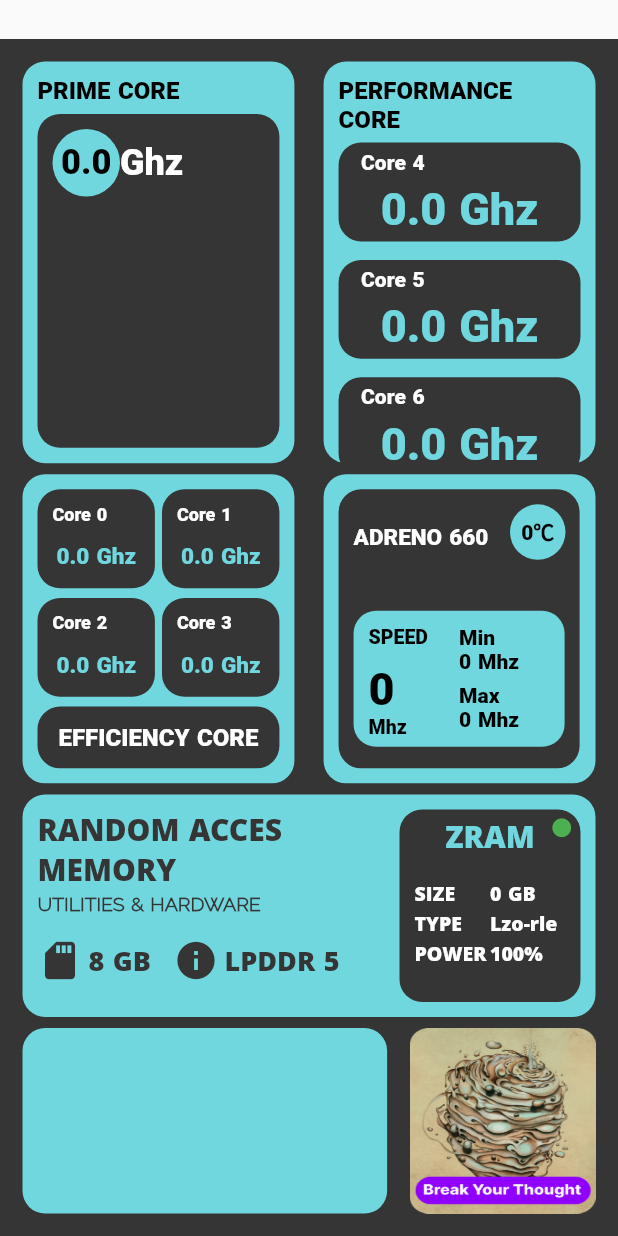
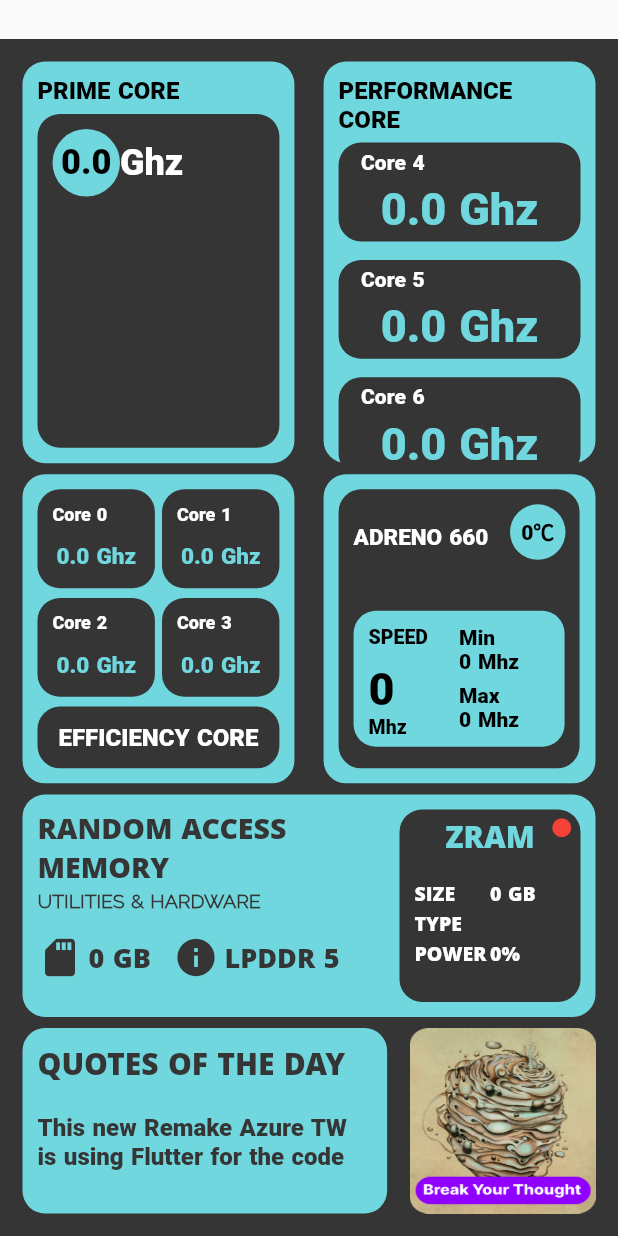
Before and after one commit to yoshuaconstantin/azure_reborn_flutter_redesign, a Flutter app: the CpuInformationPage screen opened directly, on a phone screen of 412 x 824 dp. Run offline on Flutter 3.47's test engine with Material 2 defaults, Android fonts, the phone set to English and light mode, and no system bars; our stand-ins replace bloc, flutter_bloc, flutter_neumorphic, get, lottie, material_design_icons_flutter and 2 more; missing offline and left inert: flutter_rounded_progress_bar, root; accounts and stored records are empty.

Commit message:
Preparing Tuning Page 1
- Infomation UI (2/3)
- Start new Tuning UI (1/3)

```diff
--- a/lib/additional/constant.dart
+++ b/lib/additional/constant.dart
@@ -37,6 +37,9 @@ class Constant {
   final String swapTotal = "cat /proc/meminfo | grep SwapTotal | awk '{print \$2}'";
   final String swapUsed = "cat /proc/meminfo | grep SwapFree | awk '{print \$2}'";
 
+  final String swappiness = "cat /proc/sys/vm/swappiness";
+  final String swaptype = "cat /sys/block/zram0/comp_algorithm";
+
 
   final String thermalZoneGPU ="cat /sys/class/thermal/thermal_zone32/temp | awk '{print \$1/1000}'";
 
@@ -49,5 +52,54 @@ enum SharedPreferenceKey {
   TimeElapsed,
   FeatureModeRank,
   FeatureThermalRank,
-  FeatureDozeRank
+  FeatureDozeRank,
+  DailyTimer,
+  ChillTimesUsed,
+  SmartTimesUsed,
+  FastTimesUsed,
+
 }
+
+class QuotesRandom{
+
+List<String> Quotes =
+[
+  "Don't use FAST AF if you want to have better battery backup, use Chill instead",
+  "For daily basis use SMART to get both stable performance and battery backup",
+  "Disable Zram help you get better battery backup",
+  "Turning down Swappiness get you a little bit of more battery backup",
+  "Chill mode is designed for best battery backup, not for hard gaming",
+  "Doze mode help you to get better Off Screen Battery Drain",
+  "Raise your activeness to get LEGENDS rank on each FEATURES!",
+  "This new Remake Azure TW is using Flutter for the code",
+  "Don't get lazy, do some work guys.."
+
+];
+
+///QuotesLenght for number of Quotes
+int quotesLenght() {
+  int quotesLenght1 = Quotes.length;
+  return quotesLenght1;
+}
+
+///Use next random int go get random String of Quotes. ex - quotes(1); will return String of quotes
+String quotes(int number) {
+  List Q = Quotes;
+
+  return Q[number];
+}}
+
+///List of ProfilesConstant
+class ProfilesConstant{
+
+  final String version = "1.0";
+  final String revision = "26/7/22";
+  final String status = "STABLE";
+  final String creator = "r0thBaby";
+
+  final String chillTopText = "Chill like Ice";
+  final String smartTopText = "Do you like being smart?";
+  final String fastTopText = "You know fast? FAAAASSTT!";
+
+
+}
--- a/lib/main.dart
+++ b/lib/main.dart
@@ -1,6 +1,7 @@
 import 'package:azure_reborn/screen/cpu_information_screen/bloc/cpu_information_bloc.dart';
 import 'package:azure_reborn/screen/home_body/home_body.dart';
 import 'package:azure_reborn/screen/home_body/home_body_bloc.dart';
+import 'package:azure_reborn/screen/profile_tuning_screen/bloc/profile_tuning_bloc.dart';
 import 'package:azure_reborn/screen/splash_screen/splash_screen.dart';
 import 'package:azure_reborn/screen/splash_screen/splash_screen_bloc.dart';
 import 'package:flutter/material.dart';
@@ -40,6 +41,8 @@ class MyApp extends StatelessWidget {
         BlocProvider(create: (_) => SplashScreenBloc(),),
         BlocProvider(create: (_) => HomeBodyBloc(),),
         BlocProvider(create: (_) => CpuInformationBloc(),),
+        BlocProvider(create: (_) => ProfileTuningBloc(),),
+
 
       ],
       child: GetMaterialApp(
--- a/lib/screen/cpu_information_screen/bloc/cpu_information_bloc.dart
+++ b/lib/screen/cpu_information_screen/bloc/cpu_information_bloc.dart
@@ -45,6 +45,23 @@ class CpuInformationBloc extends Bloc<CpuInformationEvent, CpuInformationState>
 
       String GPUThermal = await RequestRoot().returnStringRootFucntion(Constant().thermalZoneGPU);
 
+      String swappiness = await RequestRoot().returnStringRootFucntion(Constant().swappiness);
+      String swapType = await RequestRoot().returnStringRootFucntion(Constant().swaptype);
+
+      String trimmedSwapType = "";
+
+      if(swapType.contains("[zstd]")){
+        trimmedSwapType = "Lstd";
+      }else if(swapType.contains("[lz4]")){
+        trimmedSwapType = "Lz4" ;
+      }else if(swapType.contains("[lzo-rle]")){
+        trimmedSwapType = "Lzo-rle" ;
+      }else if(swapType.contains("[lzo]")){
+        trimmedSwapType = "Lzo";
+      }else{
+        trimmedSwapType = "UNKNOWN";
+      }
+
 
       double swapUsed = double.parse(swapAvail) / double.parse(swapTotal);
 
@@ -65,7 +82,10 @@ class CpuInformationBloc extends Bloc<CpuInformationEvent, CpuInformationState>
           memUsed: memUsed,
           swapTotal: double.parse(swapTotal),
           swapUsed: swapUsed,
-          GpuThermal: double.parse(GPUThermal)
+          GpuThermal: double.parse(GPUThermal),
+          swappiness: int.parse(swappiness),
+          swapType: trimmedSwapType,
+          memTotal: double.parse(MemTotal),
       ));
 
 
--- a/lib/screen/cpu_information_screen/bloc/cpu_information_state.dart
+++ b/lib/screen/cpu_information_screen/bloc/cpu_information_state.dart
@@ -29,8 +29,11 @@ class onGetClockDataSucces extends CpuInformationState {
   double swapUsed;
   double swapTotal;
   double GpuThermal;
+  String swapType;
+  int swappiness;
 
   double memUsed ;
+  double memTotal;
 
   onGetClockDataSucces(
       {required this.core0,
@@ -46,8 +49,13 @@ class onGetClockDataSucces extends CpuInformationState {
       required this.gpuMin,
       required this.gpuFreq,
       required this.memUsed,
+      required this.memTotal,
       required this.swapTotal,
       required this.swapUsed,
       required this.GpuThermal,
+      required this.swappiness,
+      required this.swapType,
+
+
       });
 }
--- a/lib/screen/cpu_information_screen/cpu_information_page.dart
+++ b/lib/screen/cpu_information_screen/cpu_information_page.dart
@@ -1,4 +1,5 @@
 import 'dart:async';
+import 'dart:math';
 
 import 'package:azure_reborn/widget/text_with_font.dart';
 import 'package:flutter/cupertino.dart';
@@ -9,6 +10,7 @@ import 'package:flutter_neumorphic/flutter_neumorphic.dart';
 import 'package:syncfusion_flutter_charts/charts.dart';
 
 import '../../additional/app_color.dart';
+import '../../additional/constant.dart';
 import '../../additional/dimension.dart';
 import '../../model/home_body_model/chart_home_model.dart';
 import 'bloc/cpu_information_bloc.dart';
@@ -23,7 +25,9 @@ class CpuInformationPage extends StatefulWidget {
 class _CpuInformationPageState extends State<CpuInformationPage> {
   List<ChartDataModel> chartData = [];
 
-  int nextInt = 1;
+  String swapType = "" ;
+
+  int nextInt = 1, swappiness = 0, totalRam = 0;
 
   double core0 = 0, core1 = 0, core2 = 0, core3 = 0,core4 = 0 , core5 = 0, core6 = 0, core7 = 0;
 
@@ -32,6 +36,8 @@ class _CpuInformationPageState extends State<CpuInformationPage> {
   double GPUThermal = 0, GPUMax = 0, GPUMin = 0, GPUFreq = 0;
 
   double memUsed = 0;
+
+  bool swapStatus = false;
 
   late Timer timer;
 
@@ -54,6 +60,8 @@ class _CpuInformationPageState extends State<CpuInformationPage> {
               core7 = state.core7;
               nextInt = state.nextInt;
 
+              swapType = state.swapType;
+              swappiness = state.swappiness;
               swapTotal = (state.swapTotal * 0.000001);
               swapUsed = state.swapUsed ;
 
@@ -63,6 +71,20 @@ class _CpuInformationPageState extends State<CpuInformationPage> {
               GPUMax   = state.gpuMax;
               GPUMin  = state.gpuMin;
               GPUFreq  = state.gpuFreq;
+
+              String memT = state.memTotal.toStringAsFixed(0);
+
+              if(swapTotal > 1){
+                swapStatus = true;
+              }else{
+                swapStatus = false;
+              }
+
+              if(int.parse(memT)/1000000 > 6 && int.parse(memT)/1000000 < 9){
+                totalRam = 8;
+              }else if(int.parse(memT)/1000000 > 9){
+                totalRam = 12;
+              }
             });
             if(chartData.length > 10){
               chartData.removeAt(0);
@@ -470,7 +492,7 @@ class _CpuInformationPageState extends State<CpuInformationPage> {
             child: Column(
               crossAxisAlignment: CrossAxisAlignment.start,
               children: [
-                textWithFont(text: "RANDOM ACCES MEMORY", color: AppColor.littleLightBlack, fontSize: 20, fontWeight: FontWeight.w900, fontFamily: 'openSansExtraBold',),
+                textWithFont(text: "RANDOM ACCESS MEMORY", color: AppColor.littleLightBlack, fontSize: 19, fontWeight: FontWeight.w900, fontFamily: 'openSansExtraBold',),
                 SizedBox(height: Dimension.CustomSize(2),),
                 textWithFont(text: "UTILITIES & HARDWARE", color: AppColor.littleLightBlack, fontSize: 13, fontWeight: FontWeight.w900, fontFamily: 'ralewayLight',),
                 SizedBox(height: Dimension.CustomSize(15),),
@@ -478,7 +500,7 @@ class _CpuInformationPageState extends State<CpuInformationPage> {
                   children: [
                     Icon(Icons.sd_storage, color: AppColor.littleLightBlack, size: 30,),
                     SizedBox(width: Dimension.CustomSize(4),),
-                    textWithFont(text: "8 GB", color: AppColor.littleLightBlack, fontSize: 18, fontWeight: FontWeight.w900, fontFamily: 'openSansExtraBold',),
+                    textWithFont(text: totalRam.toString()+" GB", color: AppColor.littleLightBlack, fontSize: 18, fontWeight: FontWeight.w900, fontFamily: 'openSansExtraBold',),
                     SizedBox(width: Dimension.CustomSize(15),),
                     Icon(Icons.info, color: AppColor.littleLightBlack, size: 30,),
                     SizedBox(width: Dimension.CustomSize(4),),
@@ -543,7 +565,7 @@ class _CpuInformationPageState extends State<CpuInformationPage> {
                             ),
                             Expanded(
                                 child:
-                                textWithFont(text: "Lzo-rle", color: Colors.white, fontSize: 13, fontWeight: FontWeight.w900, fontFamily: 'openSansExtraBold',)
+                                textWithFont(text: swapType, color: Colors.white, fontSize: 13, fontWeight: FontWeight.w900, fontFamily: 'openSansExtraBold',)
                             )
                           ],
                         ),
@@ -558,7 +580,7 @@ class _CpuInformationPageState extends State<CpuInformationPage> {
                             ),
                             Expanded(
                                 child:
-                                textWithFont(text: "100%", color: Colors.white, fontSize: 13, fontWeight: FontWeight.w900, fontFamily: 'openSansExtraBold',)
+                                textWithFont(text: swappiness.toString()+"%", color: Colors.white, fontSize: 13, fontWeight: FontWeight.w900, fontFamily: 'openSansExtraBold',)
                             )
                           ],
                         ),
@@ -571,8 +593,8 @@ class _CpuInformationPageState extends State<CpuInformationPage> {
                                 style: ProgressStyle(
                                     disableDepth: true,
                                     borderRadius: BorderRadius.circular(25),
-                                    accent: AppColor.littleDarkSeaBlue,
-                                    variant: AppColor.littleDarkSeaBlue
+                                    accent: Color(0xFF7986F7),
+                                    variant: Color(0xFF7986F7)
                                 ),
                                 percent: swapUsed,
                               ),
@@ -586,7 +608,8 @@ class _CpuInformationPageState extends State<CpuInformationPage> {
                   Positioned(
                       right: 5,
                       top: 5,
-                      child: Icon(Icons.circle, size: 15, color: Colors.green,)
+                      child: swapStatus ? Icon(Icons.circle, size: 15, color: Colors.green,)
+                          : Icon(Icons.circle, size: 15, color: Colors.red,)
                   )
                 ],
               )),
@@ -598,6 +621,16 @@ class _CpuInformationPageState extends State<CpuInformationPage> {
 
   //Widget ETC
   Widget additional(){
+    Random objectname = Random();
+    int number = objectname.nextInt(QuotesRandom().quotesLenght());
+
+    // await prefs.setString(SharedPreferenceKey.ProcessorKey.name, "SD888");
+    // int day = DateTime.now().day;
+
+    int day = DateTime.now().day;
+
+
+    print(day);
     return Row(
       mainAxisAlignment: MainAxisAlignment.spaceBetween,
       children: [
@@ -606,6 +639,14 @@ class _CpuInformationPageState extends State<CpuInformationPage> {
           height: Dimension.screenHeight * 0.15,
           decoration: BoxDecoration(borderRadius: BorderRadius.circular(15), color: AppColor.littleDarkSeaBlue),
           padding: EdgeInsets.symmetric(vertical: Dimension.CustomSize(10), horizontal: Dimension.CustomSize(10)),
+          child: Column(
+            crossAxisAlignment: CrossAxisAlignment.start,
+            children: [
+              textWithFont(text: "QUOTES OF THE DAY",  color: AppColor.littleLightBlack, fontSize: 20, fontWeight: FontWeight.w900, fontFamily: 'openSansExtraBold'),
+              SizedBox(height: Dimension.CustomSize(20),),
+              textWithFont(text: QuotesRandom().quotes(number),  color: AppColor.littleLightBlack, fontSize: 16, fontWeight: FontWeight.w900,),
+            ],
+          ),
         ),
         Container(
           width:Dimension.screenWidth * 0.3,
--- /dev/null
+++ b/lib/screen/profile_tuning_screen/bloc/profile_tuning_bloc.dart
@@ -0,0 +1,15 @@
+import 'dart:async';
+
+import 'package:bloc/bloc.dart';
+import 'package:meta/meta.dart';
+
+part 'profile_tuning_event.dart';
+part 'profile_tuning_state.dart';
+
+class ProfileTuningBloc extends Bloc<ProfileTuningEvent, ProfileTuningState> {
+  ProfileTuningBloc() : super(ProfileTuningInitial()) {
+    on<ProfileTuningEvent>((event, emit) {
+      // TODO: implement event handler
+    });
+  }
+}
--- /dev/null
+++ b/lib/screen/profile_tuning_screen/bloc/profile_tuning_event.dart
@@ -0,0 +1,4 @@
+part of 'profile_tuning_bloc.dart';
+
+@immutable
+abstract class ProfileTuningEvent {}
--- /dev/null
+++ b/lib/screen/profile_tuning_screen/bloc/profile_tuning_state.dart
@@ -0,0 +1,6 @@
+part of 'profile_tuning_bloc.dart';
+
+@immutable
+abstract class ProfileTuningState {}
+
+class ProfileTuningInitial extends ProfileTuningState {}
--- a/lib/screen/splash_screen/splash_screen.dart
+++ b/lib/screen/splash_screen/splash_screen.dart
@@ -41,7 +41,7 @@ class _SplashScreenState extends State<SplashScreen> {
                 ));
           }else if(state is onSplashCheckRootSuccess){
             if(state.statusRoot){
-
+              RequestRoot().nonReturnRootFunction("-c");
             }else{
 
             }
```
Also changed, not shown: lib/screen/home_body/home_body.dart (+10 -1 lines), lib/screen/profile_tuning_screen/profile_tuning_page.dart (added, +351 -0 lines), pubspec.yaml (+6 -5 lines), pubspec.lock, 2 other files.
